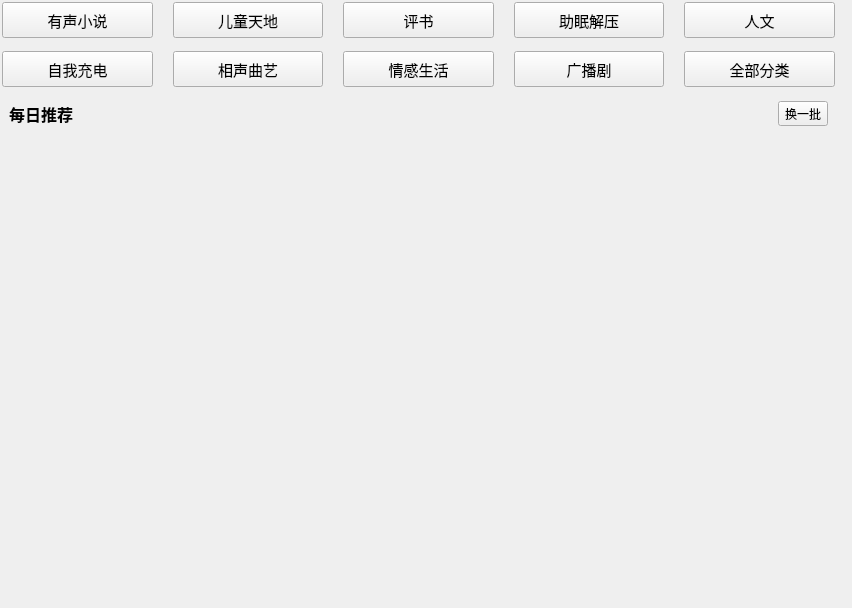
Above: KuGouStart/ListenBook/ListenRecommend/ListenRecommend.ui from a-mo-xi-wei/Qt-KuGouAppClient before the change. Below: the same form after it.
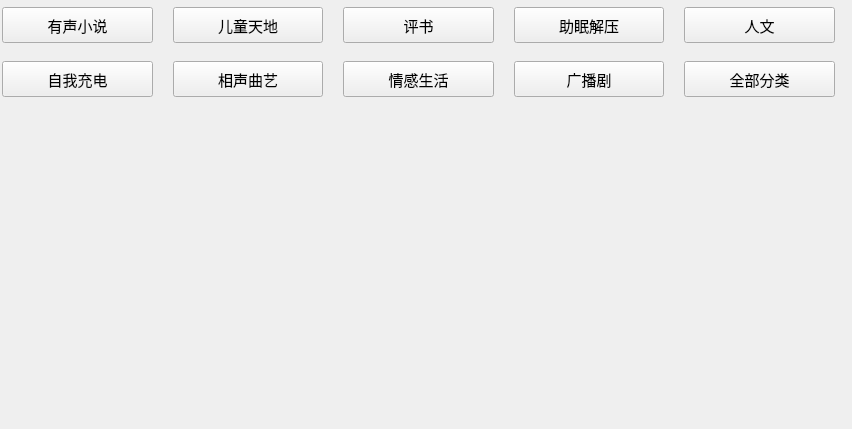
That is the form after the change. Custom widgets are drawn as their Qt base class.

Commit message: 剩余部分待完成

Diff of the .ui file:
```diff
--- a/KuGouStart/ListenBook/ListenRecommend/ListenRecommend.ui
+++ b/KuGouStart/ListenBook/ListenRecommend/ListenRecommend.ui
@@ -7,9 +7,15 @@
     <x>0</x>
     <y>0</y>
     <width>852</width>
-    <height>608</height>
+    <height>429</height>
    </rect>
   </property>
+  <property name="sizePolicy">
+   <sizepolicy hsizetype="Expanding" vsizetype="Expanding">
+    <horstretch>0</horstretch>
+    <verstretch>0</verstretch>
+   </sizepolicy>
+  </property>
   <property name="windowTitle">
    <string>ListenRecommend</string>
   </property>
@@ -46,7 +52,7 @@
         <x>0</x>
         <y>0</y>
         <width>852</width>
-        <height>608</height>
+        <height>429</height>
        </rect>
       </property>
       <layout class="QVBoxLayout" name="verticalLayout_2">
@@ -425,98 +431,26 @@
         </widget>
        </item>
        <item>
-        <widget class="QWidget" name="title_widget" native="true">
-         <layout class="QHBoxLayout" name="horizontalLayout_2">
-          <item>
-           <widget class="QLabel" name="label_2">
-            <property name="font">
-             <font>
-              <pointsize>12</pointsize>
-              <bold>true</bold>
-             </font>
-            </property>
-            <property name="text">
-             <string>每日推荐</string>
-            </property>
-           </widget>
-          </item>
-          <item>
-           <spacer name="horizontalSpacer">
-            <property name="orientation">
-             <enum>Qt::Horizontal</enum>
-            </property>
-            <property name="sizeHint" stdset="0">
-             <size>
-              <width>641</width>
-              <height>20</height>
-             </size>
-            </property>
-           </spacer>
-          </item>
-          <item>
-           <widget class="QToolButton" name="refresh_toolButton">
-            <property name="cursor">
-             <cursorShape>PointingHandCursor</cursorShape>
-            </property>
-            <property name="text">
-             <string>换一批</string>
-            </property>
-            <property name="toolButtonStyle">
-             <enum>Qt::ToolButtonTextBesideIcon</enum>
-            </property>
-           </widget>
-          </item>
-         </layout>
-        </widget>
-       </item>
-       <item>
-        <widget class="GalleryWidget" name="daily_recommend_gallery_widget" native="true">
-         <property name="minimumSize">
-          <size>
-           <width>0</width>
-           <height>100</height>
-          </size>
+        <widget class="ListenTableWidget" name="daily_recommend_widget" native="true">
+         <property name="sizePolicy">
+          <sizepolicy hsizetype="Preferred" vsizetype="Preferred">
+           <horstretch>0</horstretch>
+           <verstretch>0</verstretch>
+          </sizepolicy>
          </property>
         </widget>
        </item>
        <item>
-        <widget class="QWidget" name="rank_widget" native="true">
-         <property name="minimumSize">
-          <size>
-           <width>0</width>
-           <height>101</height>
-          </size>
-         </property>
-         <layout class="QHBoxLayout" name="horizontalLayout_3">
-          <item>
-           <widget class="QWidget" name="widget_7" native="true"/>
-          </item>
-          <item>
-           <widget class="QWidget" name="widget_8" native="true"/>
-          </item>
-          <item>
-           <widget class="QWidget" name="widget_9" native="true"/>
-          </item>
-         </layout>
-        </widget>
+        <widget class="ListenRankWidget" name="rank_widget" native="true"/>
        </item>
        <item>
-        <widget class="QWidget" name="widget_6" native="true">
-         <layout class="QVBoxLayout" name="verticalLayout_4">
-          <item>
-           <spacer name="verticalSpacer_2">
-            <property name="orientation">
-             <enum>Qt::Vertical</enum>
-            </property>
-            <property name="sizeHint" stdset="0">
-             <size>
-              <width>20</width>
-              <height>534</height>
-             </size>
-            </property>
-           </spacer>
-          </item>
-         </layout>
+        <widget class="QWidget" name="table_widgets" native="true">
+         <property name="sizePolicy">
+          <sizepolicy hsizetype="Expanding" vsizetype="Preferred">
+           <horstretch>0</horstretch>
+           <verstretch>0</verstretch>
+          </sizepolicy>
+         </property>
         </widget>
        </item>
       </layout>
@@ -531,18 +465,24 @@
    <extends>QToolButton</extends>
    <header>IconBesideTextToolButton.h</header>
   </customwidget>
-  <customwidget>
-   <class>GalleryWidget</class>
-   <extends>QWidget</extends>
-   <header>GalleryWidget.h</header>
-   <container>1</container>
-  </customwidget>
   <customwidget>
    <class>MyScrollArea</class>
    <extends>QScrollArea</extends>
    <header>MyScrollArea.h</header>
    <container>1</container>
   </customwidget>
+  <customwidget>
+   <class>ListenTableWidget</class>
+   <extends>QWidget</extends>
+   <header>ListenTableWidget.h</header>
+   <container>1</container>
+  </customwidget>
+  <customwidget>
+   <class>ListenRankWidget</class>
+   <extends>QWidget</extends>
+   <header>ListenRankWidget.h</header>
+   <container>1</container>
+  </customwidget>
  </customwidgets>
  <resources/>
  <connections/>
```
The commit also changes 2 other files.
